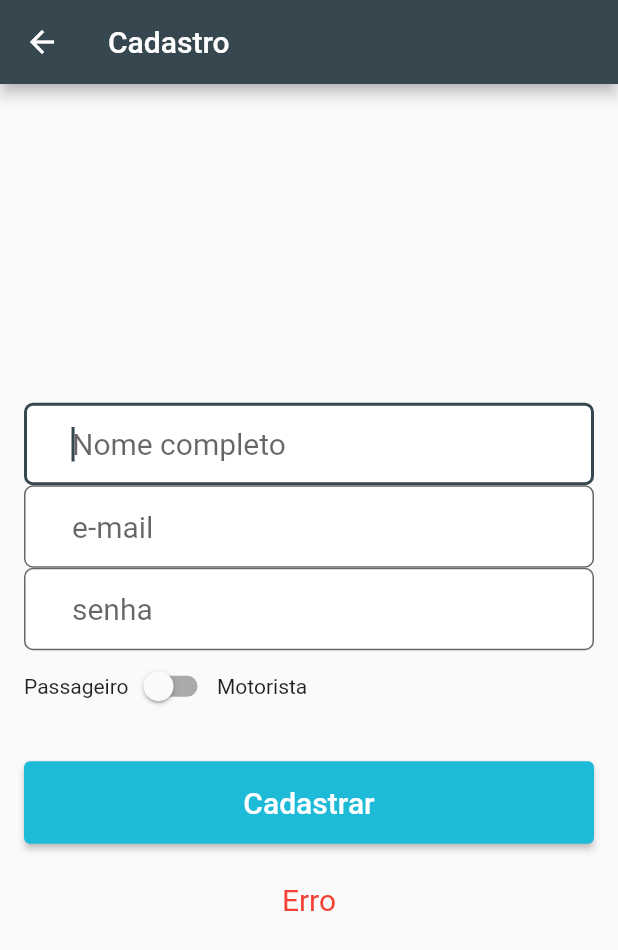
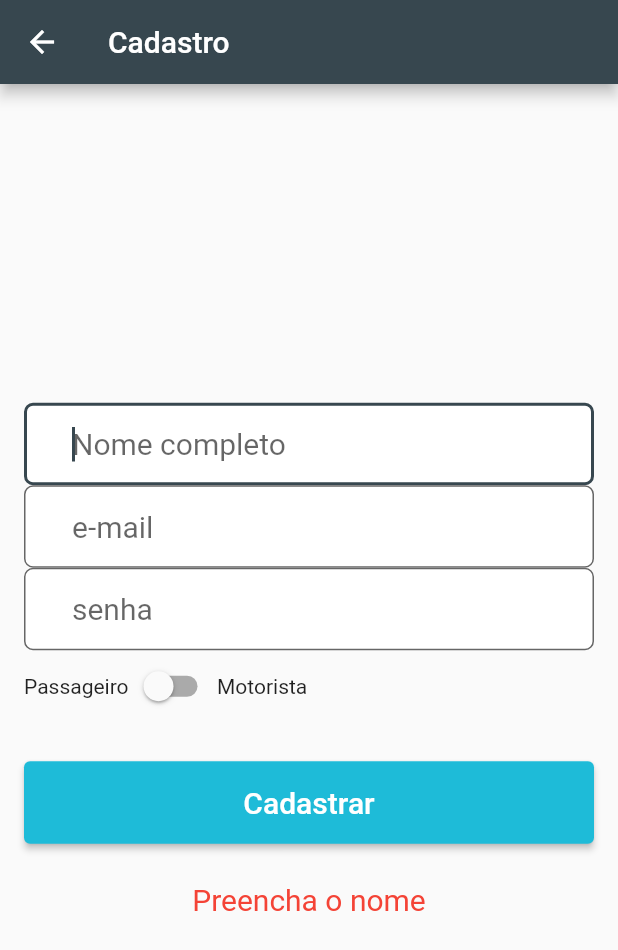
Before and after one commit to SandroRF1973/uber, a Flutter app: the Cadastro screen opened by its route, after a tap on "Cadastrar", on a phone screen of 412 x 824 dp. Shown: the top 950 px of the screen. Run offline on Flutter 3.47's test engine with Material 2 defaults, Android fonts, the phone set to English and light mode, and no system bars; our stand-ins replace cloud_firestore, firebase_auth, firebase_core; accounts and stored records are empty.

Commit message:
Aula - 215

```diff
--- /dev/null
+++ b/lib/model/usuario.dart
@@ -0,0 +1,53 @@
+class Usuario {
+  String? _idUsuario;
+  String? _nome;
+  String? _email;
+  String? _senha;
+  String? _tipoUsuario;
+
+  Usuario();
+
+  Map<String, dynamic> toMap() {
+    Map<String, dynamic> map = {
+      "nome": nome,
+      "email": email,
+      "tipoUsuario": tipoUsuario
+    };
+
+    return map;
+  }
+
+  String verificaTipoUsuario(bool tipoUsuario) {
+    return tipoUsuario ? "motorista" : "passageiro";
+  }
+
+  String get idUsuario => _idUsuario!;
+
+  set idUsuario(String value) {
+    _idUsuario = value;
+  }
+
+  String get nome => _nome!;
+
+  set nome(String value) {
+    _nome = value;
+  }
+
+  String get email => _email!;
+
+  set email(String value) {
+    _email = value;
+  }
+
+  String get senha => _senha!;
+
+  set senha(String value) {
+    _senha = value;
+  }
+
+  String get tipoUsuario => _tipoUsuario!;
+
+  set tipoUsuario(String value) {
+    _tipoUsuario = value;
+  }
+}
--- a/lib/rotas.dart
+++ b/lib/rotas.dart
@@ -1,6 +1,8 @@
 import 'package:flutter/material.dart';
 import 'package:uber/telas/cadastro.dart';
 import 'package:uber/telas/home.dart';
+import 'package:uber/telas/painel_motorista.dart';
+import 'package:uber/telas/painel_passageiro.dart';
 
 class Rotas {
   static Route<dynamic> gerarRotas(RouteSettings settings) {
@@ -9,6 +11,10 @@ class Rotas {
         return MaterialPageRoute(builder: (_) => const Home());
       case "/cadastro":
         return MaterialPageRoute(builder: (_) => const Cadastro());
+      case "/painel-motorista":
+        return MaterialPageRoute(builder: (_) => const PainelMotorista());
+      case "/painel-passageiro":
+        return MaterialPageRoute(builder: (_) => const PainelPassageiro());
       default:
         return _erroRota();
     }
--- a/lib/telas/cadastro.dart
+++ b/lib/telas/cadastro.dart
@@ -1,4 +1,7 @@
 import 'package:flutter/material.dart';
+import 'package:uber/model/usuario.dart';
+import 'package:firebase_auth/firebase_auth.dart';
+import 'package:cloud_firestore/cloud_firestore.dart';
 
 class Cadastro extends StatefulWidget {
   const Cadastro({super.key});
@@ -11,7 +14,68 @@ class _CadastroState extends State<Cadastro> {
   final TextEditingController _controllerNome = TextEditingController();
   final TextEditingController _controllerEmail = TextEditingController();
   final TextEditingController _controllerSenha = TextEditingController();
-  bool _tipoUsuarioPassageiro = false;
+  bool _tipoUsuario = false;
+  String _mensagemErro = "";
+
+  _validarCampos() {
+    String nome = _controllerNome.text;
+    String email = _controllerEmail.text;
+    String senha = _controllerSenha.text;
+
+    if (nome.isNotEmpty) {
+      if (email.isNotEmpty && email.contains("@")) {
+        if (senha.isNotEmpty && senha.length > 6) {
+          Usuario usuario = Usuario();
+          usuario.nome = nome;
+          usuario.email = email;
+          usuario.senha = senha;
+          usuario.tipoUsuario = usuario.verificaTipoUsuario(_tipoUsuario);
+
+          _cadastrarUsuario(usuario);
+        } else {
+          setState(() {
+            _mensagemErro = "Preencha a senha! digite mais de 6 caracteres";
+          });
+        }
+      } else {
+        setState(() {
+          _mensagemErro = "Preencha o E-mail válido";
+        });
+      }
+    } else {
+      setState(() {
+        _mensagemErro = "Preencha o nome";
+      });
+    }
+  }
+
+  _cadastrarUsuario(Usuario usuario) {
+    FirebaseAuth auth = FirebaseAuth.instance;
+    FirebaseFirestore db = FirebaseFirestore.instance;
+
+    auth
+        .createUserWithEmailAndPassword(
+            email: usuario.email, password: usuario.senha)
+        .then((firebaseUser) {
+      db
+          .collection("usuarios")
+          .doc(firebaseUser.user?.uid)
+          .set(usuario.toMap());
+
+      switch (usuario.tipoUsuario) {
+        case "motorista":
+          Navigator.pushNamedAndRemoveUntil(
+              context, "/painel-motorista", (_) => false);
+          break;
+        case "passageiro":
+          Navigator.pushNamedAndRemoveUntil(
+              context, "/painel-passageiro", (_) => false);
+          break;
+      }
+    }).catchError((error) {
+      _mensagemErro = "Erro ao autenticar usuário, verifique e-mail e senha!";
+    });
+  }
 
   @override
   Widget build(BuildContext context) {
@@ -70,10 +134,10 @@ class _CadastroState extends State<Cadastro> {
                     children: [
                       const Text("Passageiro"),
                       Switch(
-                          value: _tipoUsuarioPassageiro,
+                          value: _tipoUsuario,
                           onChanged: (bool valor) {
                             setState(() {
-                              _tipoUsuarioPassageiro = valor;
+                              _tipoUsuario = valor;
                             });
                           }),
                       const Text("Motorista")
@@ -86,19 +150,21 @@ class _CadastroState extends State<Cadastro> {
                     style: ElevatedButton.styleFrom(
                         backgroundColor: const Color(0xff1ebbd8),
                         padding: const EdgeInsets.fromLTRB(32, 16, 32, 16)),
-                    onPressed: () {},
+                    onPressed: () {
+                      _validarCampos();
+                    },
                     child: const Text(
                       "Cadastrar",
                       style: TextStyle(color: Colors.white, fontSize: 20),
                     ),
                   ),
                 ),
-                const Padding(
-                  padding: EdgeInsets.only(top: 16),
+                Padding(
+                  padding: const EdgeInsets.only(top: 16),
                   child: Center(
                     child: Text(
-                      "Erro",
-                      style: TextStyle(color: Colors.red, fontSize: 20),
+                      _mensagemErro,
+                      style: const TextStyle(color: Colors.red, fontSize: 20),
                     ),
                   ),
                 )
```
Also changed, not shown: lib/telas/home.dart (+103 -6 lines), lib/telas/painel_motorista.dart (added, +55 -0 lines), lib/telas/painel_passageiro.dart (added, +55 -0 lines).
